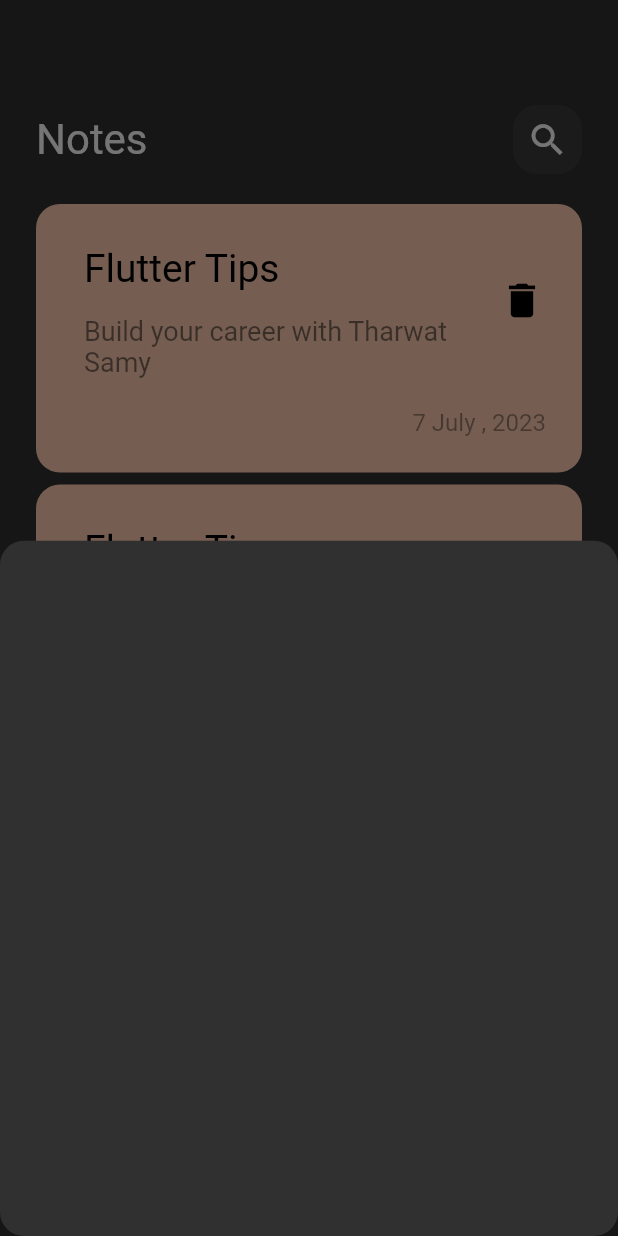
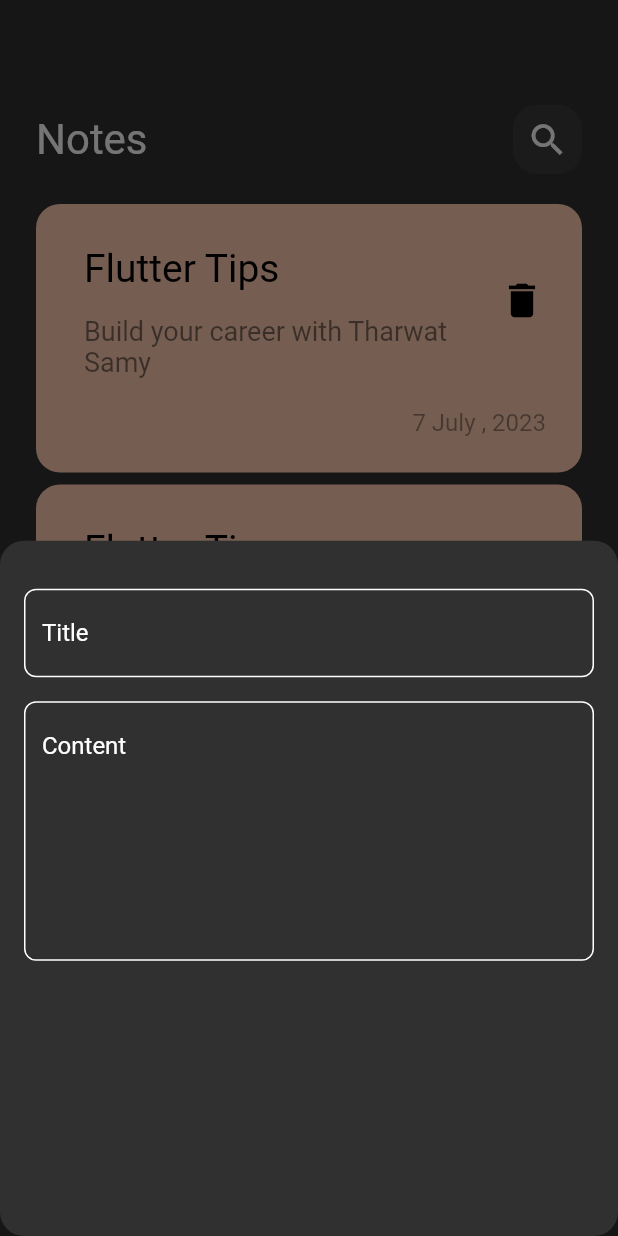
Before and after one commit to Ananhamdy11/notes, a Flutter app: the screen it shows after launch, after a tap on the "add" icon, on a phone screen of 412 x 824 dp. Run offline on Flutter 3.47's test engine with Material 2 defaults, Android fonts, the phone set to English and light mode, and no system bars.

Commit message:
add fields of bottom sheets

```diff
--- a/lib/views/notes_view.dart
+++ b/lib/views/notes_view.dart
@@ -1,7 +1,7 @@
 import 'package:flutter/material.dart';
 import 'package:flutter/src/widgets/framework.dart';
 import 'package:flutter/src/widgets/placeholder.dart';
-import 'package:notes_app/widgets/action_bottom.dart';
+import 'package:notes_app/widgets/add_notes.dart';
 
 import '../widgets/notes_view_body.dart';
 
--- a/lib/widgets/action_bottom.dart
+++ /dev/null
@@ -1,10 +0,0 @@
-import 'package:flutter/material.dart';
-
-class AddNoteBottomSheet extends StatelessWidget {
-  const AddNoteBottomSheet({super.key});
-
-  @override
-  Widget build(BuildContext context) {
-    return  Container();
-  }
-}
--- /dev/null
+++ b/lib/widgets/add_notes.dart
@@ -0,0 +1,27 @@
+import 'package:flutter/material.dart';
+import 'package:notes_app/widgets/custom_text_field.dart';
+
+class AddNoteBottomSheet extends StatelessWidget {
+  const AddNoteBottomSheet({super.key});
+
+  @override
+  Widget build(BuildContext context) {
+    return
+     Padding(
+       padding: const EdgeInsets.symmetric(horizontal: 16),
+       child: Column(
+         children: [
+          SizedBox(
+            height: 32,
+          )
+           ,CustomTextField(
+            hinttext: 'Title',
+           ),
+           SizedBox(height: 16,),
+           CustomTextField(hinttext: 'Content',maxlines: 7,)
+         ],
+       ),
+     );
+
+  }
+}
--- /dev/null
+++ b/lib/widgets/constants.dart
@@ -0,0 +1,4 @@
+
+import 'package:flutter/material.dart';
+
+const Kprimrycolor=Color(0xff62FCD7);
--- /dev/null
+++ b/lib/widgets/custom_text_field.dart
@@ -0,0 +1,34 @@
+import 'package:flutter/material.dart';
+import 'package:notes_app/widgets/constants.dart';
+
+class CustomTextField extends StatelessWidget {
+  CustomTextField({required this.hinttext, this.maxlines=1});
+final String hinttext;
+final int maxlines;
+  @override
+  Widget build(BuildContext context) {
+    return TextField(
+      cursorColor: Kprimrycolor,
+      maxLines: maxlines,
+decoration: InputDecoration(
+  hintText: hinttext,
+  hintStyle:TextStyle(
+    color: Colors.white,
+  ),
+  border: Buildborder(),
+  enabledBorder: Buildborder(),
+  focusedBorder: Buildborder(Kprimrycolor)),
+
+);
+
+  }
+
+  OutlineInputBorder Buildborder([color]) {
+    return OutlineInputBorder(
+  borderRadius: BorderRadius.circular(8),
+  borderSide: BorderSide(
+    color:color??Colors.white
+    )
+);
+  }
+}
```
